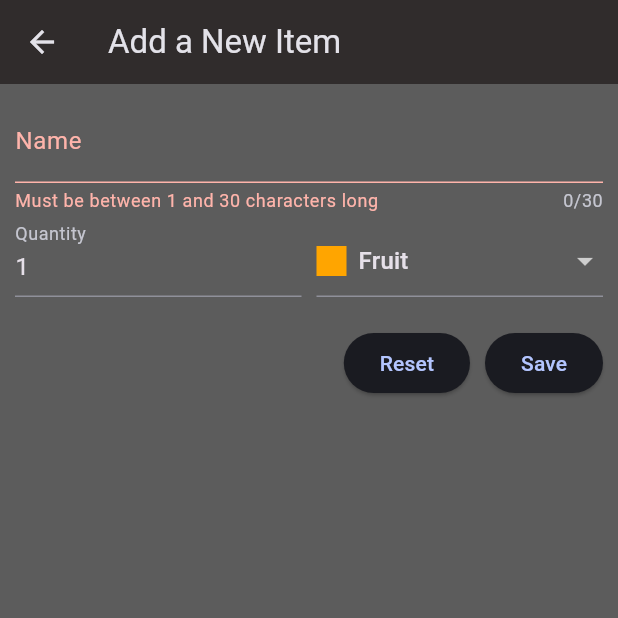
After one commit to NourCodes/shoplist-app, a Flutter app: the NewItem screen opened directly, after a tap on "Save", on a phone screen of 412 x 824 dp, the top half of it. The commit adds this screen. Run offline on Flutter 3.47's test engine with Material 3 defaults, Android fonts, the phone set to English and light mode, and no system bars.

Commit message:
New item page added.

```diff
--- a/lib/pages/homepage.dart
+++ b/lib/pages/homepage.dart
@@ -1,15 +1,35 @@
 import 'package:flutter/cupertino.dart';
 import 'package:flutter/material.dart';
+import 'package:shoplist/pages/new_item.dart';
 import 'package:shoplist/widgets/grocery_list.dart';
 
-class HomePage extends StatelessWidget {
+class HomePage extends StatefulWidget {
   const HomePage({Key? key}) : super(key: key);
+
+  @override
+  State<HomePage> createState() => _HomePageState();
+}
+
+class _HomePageState extends State<HomePage> {
+  void addItem() {
+    Navigator.of(context).push(
+      MaterialPageRoute(
+        builder: (context) => const NewItem(),
+      ),
+    );
+  }
 
   @override
   Widget build(BuildContext context) {
     return Scaffold(
       appBar: AppBar(
         title: const Text("Groceries"),
+        actions: [
+          IconButton(
+            onPressed: addItem,
+            icon: const Icon(Icons.add),
+          )
+        ],
       ),
       body: const GroceryList(),
     );
--- /dev/null
+++ b/lib/pages/new_item.dart
@@ -0,0 +1,140 @@
+import 'package:flutter/cupertino.dart';
+import 'package:flutter/foundation.dart';
+import 'package:flutter/material.dart';
+import 'package:shoplist/data/categories_db.dart';
+import 'package:shoplist/models/category_model.dart';
+
+class NewItem extends StatefulWidget {
+  const NewItem({Key? key}) : super(key: key);
+
+  @override
+  State<NewItem> createState() => _NewItemState();
+}
+
+class _NewItemState extends State<NewItem> {
+  final _formKey = GlobalKey<FormState>();
+  var name = '';
+  var quantity = 1;
+  var selectedCategory = categories[AllCategories.fruit]!;
+  void saveItem() {
+    if (_formKey.currentState!.validate()) {
+      _formKey.currentState!.save();
+    }
+  }
+
+  @override
+  Widget build(BuildContext context) {
+    return Scaffold(
+      appBar: AppBar(
+        title: const Text("Add a New Item"),
+      ),
+      body: Padding(
+        padding: const EdgeInsets.all(10),
+        child: Form(
+          key: _formKey,
+          child: Column(
+            children: [
+              TextFormField(
+                maxLength: 30,
+                decoration: const InputDecoration(
+                  label: Text("Name"),
+                ),
+                onSaved: (newValue) {
+                  name = newValue!;
+                },
+                validator: (value) {
+                  if (value == null ||
+                      value.isEmpty ||
+                      value.trim().length <= 1 ||
+                      value.trim().length > 30) {
+                    return "Must be between 1 and 30 characters long";
+                  }
+                  return null;
+                },
+              ),
+              Row(
+                crossAxisAlignment: CrossAxisAlignment.end,
+                children: [
+                  Expanded(
+                    child: TextFormField(
+                      keyboardType: TextInputType.number,
+                      decoration: const InputDecoration(
+                        label: Text("Quantity"),
+                      ),
+                      onSaved: (newValue) {
+                        quantity = int.parse(newValue!);
+                      },
+                      initialValue: quantity.toString(),
+                      validator: (value) {
+                        if (value == null ||
+                            value.isEmpty ||
+                            int.tryParse(value) == null ||
+                            int.parse(value) <= 0) {
+                          return "Must be a positive, valid number";
+                        }
+                        return null;
+                      },
+                    ),
+                  ),
+                  const SizedBox(
+                    width: 10,
+                  ),
+                  Expanded(
+                    child: DropdownButtonFormField(
+                        value: selectedCategory,
+                        items: [
+                          for (final category in categories.entries)
+                            DropdownMenuItem(
+                              value: category.value,
+                              child: Row(
+                                children: [
+                                  SizedBox.square(
+                                    dimension: 20,
+                                    child: ColoredBox(
+                                      color: category.value.color,
+                                    ),
+                                  ),
+                                  const SizedBox(
+                                    width: 8,
+                                  ),
+                                  Text(category.value.title)
+                                ],
+                              ),
+                            ),
+                        ],
+                        onChanged: (value) {
+                          setState(() {
+                            selectedCategory = value!;
+                          });
+                        }),
+                  ),
+                ],
+              ),
+              const SizedBox(
+                height: 20,
+              ),
+              Row(
+                mainAxisAlignment: MainAxisAlignment.end,
+                children: [
+                  ElevatedButton(
+                    onPressed: () {
+                      _formKey.currentState!.reset();
+                    },
+                    child: const Text("Reset"),
+                  ),
+                  const SizedBox(
+                    width: 10,
+                  ),
+                  ElevatedButton(
+                    onPressed: saveItem,
+                    child: const Text("Save"),
+                  ),
+                ],
+              )
+            ],
+          ),
+        ),
+      ),
+    );
+  }
+}
```
